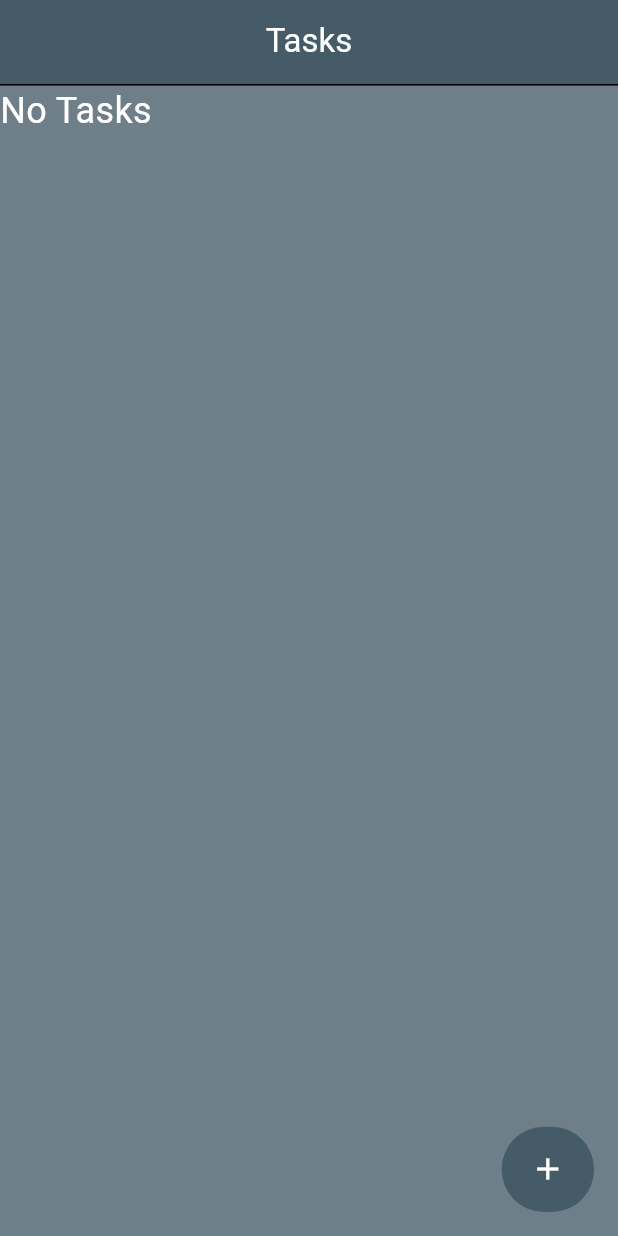
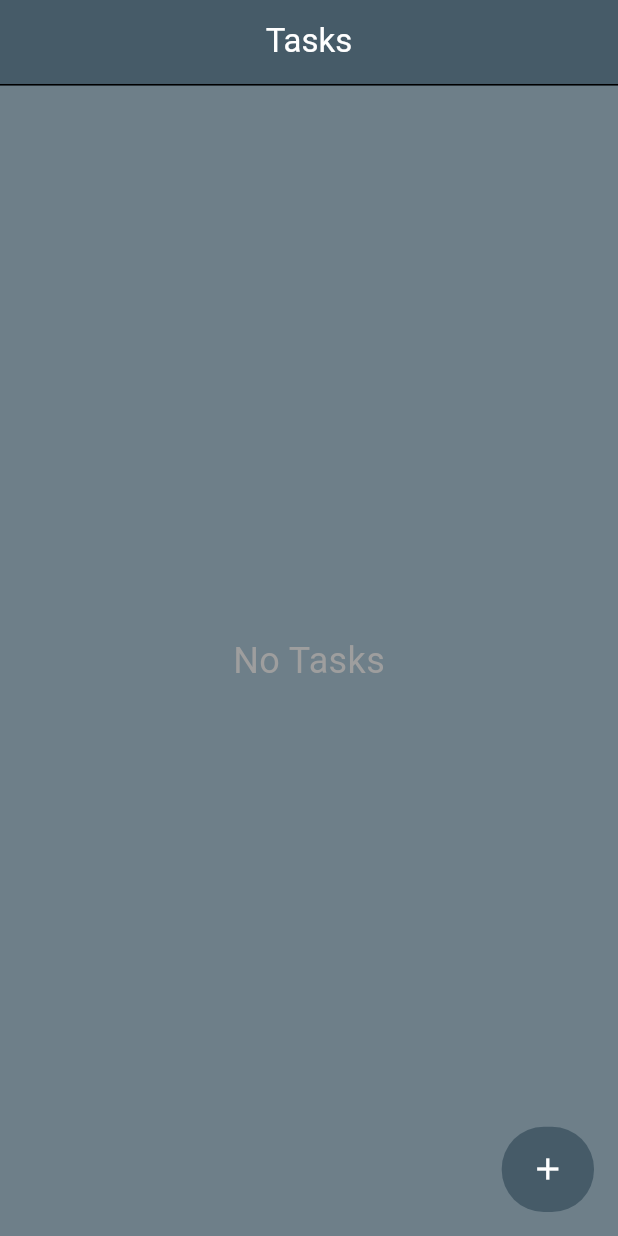
Before and after one commit to azmeerbutt/flutter-recurring-reminder, a Flutter app: the screen it shows after launch, on a phone screen of 412 x 824 dp. Run offline on Flutter 3.47's test engine with Material 3 defaults, Android fonts, the phone set to English and light mode, and no system bars; our stand-ins replace flutter_bloc, flutter_local_notifications, flutter_screenutil, flutter_timezone, sqflite, timezone; accounts and stored records are empty.

Commit message:
bug fixed

```diff
--- a/lib/pages/home/home_page.dart
+++ b/lib/pages/home/home_page.dart
@@ -44,18 +44,6 @@ class _HomeState extends State<Home> {
     setState(() => isLoading = false);
   }
 
-  // void _onTaskDone(bool? newValue) {
-  //   context.read<HomeBloc>().add(DoneTaskEvent(done: newValue!));
-
-  //   if (newValue) {
-  //     print(newValue);
-  //     // TODO: Here goes your functionality that remembers the user.
-  //   } else {
-  //     print(newValue);
-  //     // TODO: Forget the user
-  //   }
-  // }
-
   @override
   void initState() {
     super.initState();
@@ -64,7 +52,6 @@ class _HomeState extends State<Home> {
 
   @override
   void dispose() {
-    // TasksDatabase.instance.close();
     super.dispose();
   }
 
@@ -93,9 +80,11 @@ class _HomeState extends State<Home> {
         return isLoading
             ? const Center(child: CircularProgressIndicator())
             : tasks!.isEmpty
-                ? const Text(
-                    'No Tasks',
-                    style: TextStyle(color: Colors.white, fontSize: 24),
+                ? const Center(
+                    child: Text(
+                      'No Tasks',
+                      style: TextStyle(color: Colors.grey, fontSize: 24),
+                    ),
                   )
                 : ListView.builder(
                     shrinkWrap: true,
```
